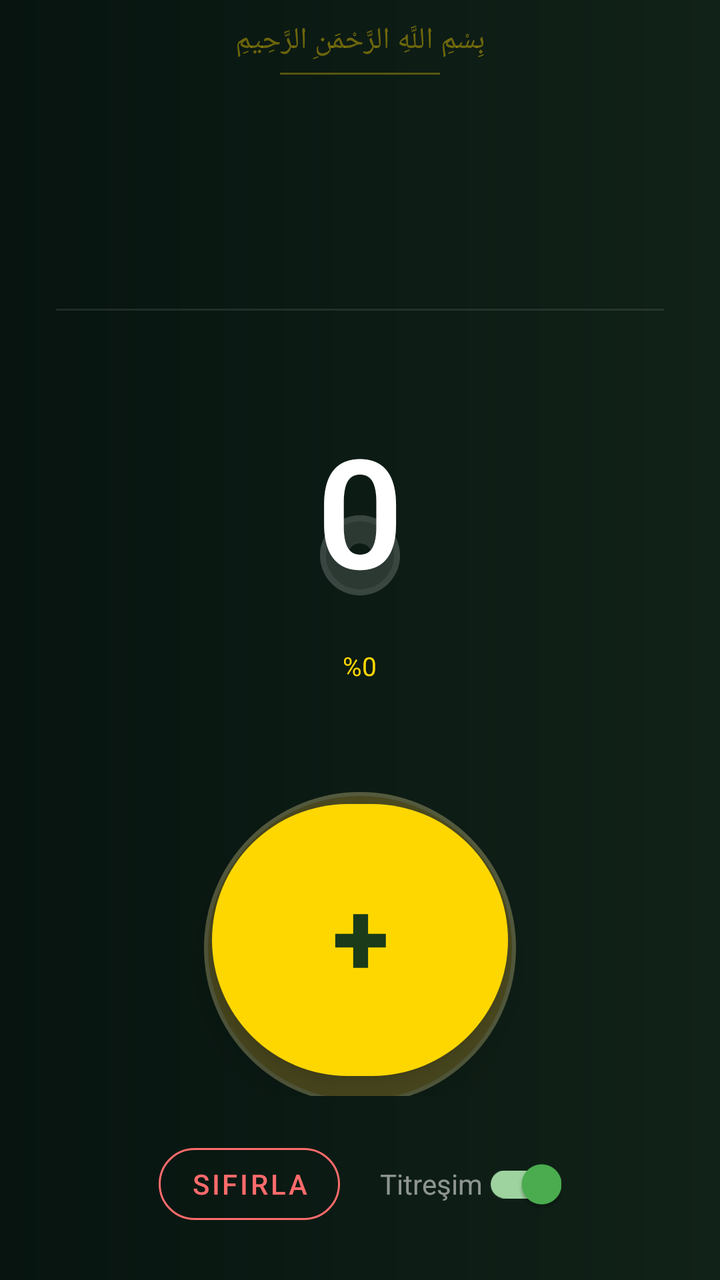
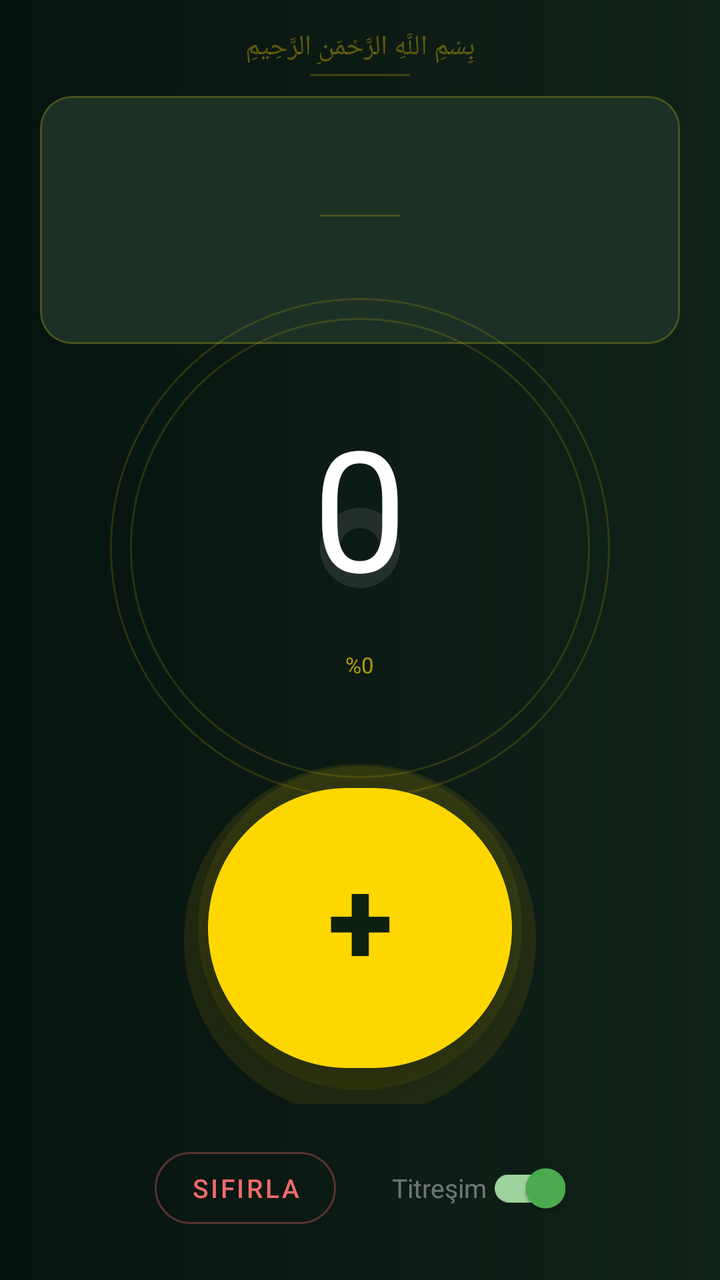

Before-and-after screenshots of an Android layout around one commit, followed by the original layout XML and the change that was made.
<!-- AndroidManifest.xml: application theme Theme.IbadetApp -->
<!-- res/layout/fragment_zikir_counter.xml -->
<?xml version="1.0" encoding="utf-8"?>
<LinearLayout
    xmlns:android="http://schemas.android.com/apk/res/android"
    xmlns:app="http://schemas.android.com/apk/res-auto"
    android:layout_width="match_parent"
    android:layout_height="match_parent"
    android:orientation="vertical"
    android:background="@drawable/bg_tesbih_gradient">

    
    <TextView
        android:layout_width="match_parent"
        android:layout_height="wrap_content"
        android:text="بِسْمِ اللَّهِ الرَّحْمَنِ الرَّحِيمِ"
        android:textSize="15sp"
        android:textColor="#66FFD700"
        android:gravity="center"
        android:paddingTop="10dp"
        android:paddingBottom="6dp"
        android:fontFamily="@font/arabic_font"
        android:textDirection="rtl" />

    
    <View
        android:layout_width="80dp"
        android:layout_height="1dp"
        android:background="#50FFD700"
        android:layout_gravity="center_horizontal"
        android:layout_marginBottom="10dp" />

    
    <LinearLayout
        android:layout_width="match_parent"
        android:layout_height="wrap_content"
        android:orientation="vertical"
        android:paddingHorizontal="28dp"
        android:paddingBottom="10dp"
        android:gravity="center">

        <TextView
            android:id="@+id/tv_zikir_arabic"
            android:layout_width="match_parent"
            android:layout_height="wrap_content"
            android:textSize="30sp"
            android:textColor="#FFFFFF"
            android:gravity="center"
            android:textDirection="rtl"
            android:fontFamily="@font/arabic_font"
            android:lineSpacingMultiplier="1.8" />

        <TextView
            android:id="@+id/tv_zikir_translit"
            android:layout_width="wrap_content"
            android:layout_height="wrap_content"
            android:textSize="20sp"
            android:textStyle="bold"
            android:textColor="#FFD700"
            android:layout_marginTop="8dp"
            android:letterSpacing="0.04" />

        <TextView
            android:id="@+id/tv_zikir_turkish"
            android:layout_width="match_parent"
            android:layout_height="wrap_content"
            android:textSize="13sp"
            android:textColor="#88FFFFFF"
            android:gravity="center"
            android:layout_marginTop="4dp"
            android:lineSpacingMultiplier="1.4" />

    </LinearLayout>

    
    <View
        android:layout_width="match_parent"
        android:layout_height="1dp"
        android:background="#18FFFFFF"
        android:layout_marginHorizontal="28dp"
        android:layout_marginBottom="12dp" />

    
    <FrameLayout
        android:layout_width="match_parent"
        android:layout_height="0dp"
        android:layout_weight="1"
        android:gravity="center">

        
        <com.google.android.material.progressindicator.CircularProgressIndicator
            android:layout_width="240dp"
            android:layout_height="240dp"
            android:layout_gravity="center"
            app:trackThickness="3dp"
            app:indicatorColor="#20FFD700"
            app:trackColor="#10FFFFFF"
            android:progress="100" />

        
        <com.google.android.material.progressindicator.CircularProgressIndicator
            android:id="@+id/progress_bar"
            android:layout_width="210dp"
            android:layout_height="210dp"
            android:layout_gravity="center"
            app:trackThickness="14dp"
            app:indicatorColor="#FFD700"
            app:trackColor="#22FFFFFF"
            app:trackCornerRadius="7dp" />

        
        <LinearLayout
            android:layout_width="wrap_content"
            android:layout_height="wrap_content"
            android:layout_gravity="center"
            android:orientation="vertical"
            android:gravity="center">

            <TextView
                android:id="@+id/tv_current_count"
                android:layout_width="wrap_content"
                android:layout_height="wrap_content"
                android:textSize="76sp"
                android:textStyle="bold"
                android:textColor="#FFFFFF"
                android:fontFamily="sans-serif-light"
                android:text="0"
                android:includeFontPadding="false" />

            <TextView
                android:id="@+id/tv_target_count"
                android:layout_width="wrap_content"
                android:layout_height="wrap_content"
                android:textSize="14sp"
                android:textColor="#88FFFFFF"
                android:gravity="center" />

            <TextView
                android:id="@+id/tv_progress"
                android:layout_width="wrap_content"
                android:layout_height="wrap_content"
                android:textSize="13sp"
                android:textColor="#FFD700"
                android:text="%0"
                android:layout_marginTop="2dp" />

        </LinearLayout>
    </FrameLayout>

    
    <FrameLayout
        android:layout_width="match_parent"
        android:layout_height="wrap_content"
        android:gravity="center"
        android:layout_marginTop="4dp"
        android:layout_marginBottom="16dp">

        <View
            android:layout_width="156dp"
            android:layout_height="156dp"
            android:layout_gravity="center"
            android:background="@drawable/bg_button_gold"
            android:alpha="0.3"
            android:translationY="4dp" />

        <com.google.android.material.button.MaterialButton
            android:id="@+id/btn_count"
            android:layout_width="148dp"
            android:layout_height="148dp"
            android:layout_gravity="center"
            android:text="+"
            android:textSize="52sp"
            android:textColor="#1A3A1A"
            android:textStyle="bold"
            app:backgroundTint="#FFD700"
            app:cornerRadius="74dp"
            android:elevation="12dp"
            android:stateListAnimator="@null"
            android:includeFontPadding="false" />

    </FrameLayout>

    
    <LinearLayout
        android:layout_width="match_parent"
        android:layout_height="wrap_content"
        android:orientation="horizontal"
        android:gravity="center"
        android:paddingHorizontal="28dp"
        android:paddingBottom="24dp"
        android:paddingTop="4dp">

        <com.google.android.material.button.MaterialButton
            android:id="@+id/btn_reset"
            style="@style/Widget.MaterialComponents.Button.OutlinedButton"
            android:layout_width="wrap_content"
            android:layout_height="wrap_content"
            android:text="Sıfırla"
            android:textColor="#FF6B6B"
            android:layout_marginEnd="20dp"
            app:strokeColor="#FF6B6B"
            app:backgroundTint="@android:color/transparent"
            app:cornerRadius="20dp" />

        <com.google.android.material.switchmaterial.SwitchMaterial
            android:id="@+id/btn_vibration"
            android:layout_width="wrap_content"
            android:layout_height="wrap_content"
            android:text="Titreşim"
            android:checked="true"
            android:textColor="#88FFFFFF" />

    </LinearLayout>

</LinearLayout>
<!-- resources referenced by this layout -->
<resources>
  <!-- drawable bg_button_gold (drawable) -->
  <?xml version="1.0" encoding="utf-8"?>
  <shape xmlns:android="http://schemas.android.com/apk/res/android"
      android:shape="oval">
      <gradient
          android:type="radial"
          android:gradientRadius="100%"
          android:startColor="#FFE066"
          android:endColor="#C8960C" />
      <stroke
          android:width="2dp"
          android:color="#FFF0A0" />
  </shape>
  <!-- drawable bg_tesbih_gradient (drawable) -->
  <?xml version="1.0" encoding="utf-8"?>
  <shape xmlns:android="http://schemas.android.com/apk/res/android">
      <gradient
          android:type="linear"
          android:angle="180"
          android:startColor="#112218"
          android:endColor="#071410" />
  </shape>
  <style name="Theme.IbadetApp" parent="Theme.MaterialComponents.DayNight.DarkActionBar">
          <item name="colorPrimary">@color/green_primary</item>
          <item name="colorPrimaryDark">@color/green_dark</item>
          <item name="colorAccent">@color/green_light</item>
          <item name="colorPrimaryVariant">@color/green_dark</item>
          <item name="colorOnPrimary">@color/white</item>
          <item name="colorSecondary">@color/green_light</item>
          <item name="colorOnSecondary">@color/white</item>
          <item name="android:statusBarColor">@color/premium_bg_dark</item>
          <item name="android:navigationBarColor">@color/premium_bg_mid</item>
          <item name="windowActionBar">false</item>
          <item name="windowNoTitle">true</item>
      </style>
  <color name="green_primary">#2E7D32</color>
  <color name="green_dark">#1B5E20</color>
  <color name="green_light">#4CAF50</color>
  <color name="white">#FFFFFF</color>
  <color name="premium_bg_dark">#071410</color>
  <color name="premium_bg_mid">#112218</color>
</resources>

<!-- the commit's change to res/layout/fragment_zikir_counter.xml (unified diff, before → after) -->
@@ -1,99 +1,125 @@
 <?xml version="1.0" encoding="utf-8"?>
-<LinearLayout
+<androidx.constraintlayout.widget.ConstraintLayout
     xmlns:android="http://schemas.android.com/apk/res/android"
     xmlns:app="http://schemas.android.com/apk/res-auto"
     android:layout_width="match_parent"
     android:layout_height="match_parent"
-    android:orientation="vertical"
     android:background="@drawable/bg_tesbih_gradient">
 
     
     <TextView
-        android:layout_width="match_parent"
+        android:id="@+id/tv_bismillah"
+        android:layout_width="wrap_content"
         android:layout_height="wrap_content"
         android:text="بِسْمِ اللَّهِ الرَّحْمَنِ الرَّحِيمِ"
-        android:textSize="15sp"
-        android:textColor="#66FFD700"
+        android:textSize="14sp"
+        android:textColor="#55FFD700"
         android:gravity="center"
-        android:paddingTop="10dp"
-        android:paddingBottom="6dp"
+        android:paddingTop="14dp"
+        android:paddingBottom="4dp"
         android:fontFamily="@font/arabic_font"
-        android:textDirection="rtl" />
-
-    
+        android:textDirection="rtl"
+        app:layout_constraintTop_toTopOf="parent"
+        app:layout_constraintStart_toStartOf="parent"
+        app:layout_constraintEnd_toEndOf="parent" />
+
     <View
-        android:layout_width="80dp"
+        android:id="@+id/line_top"
+        android:layout_width="50dp"
         android:layout_height="1dp"
-        android:background="#50FFD700"
-        android:layout_gravity="center_horizontal"
-        android:layout_marginBottom="10dp" />
-
-    
-    <LinearLayout
-        android:layout_width="match_parent"
-        android:layout_height="wrap_content"
-        android:orientation="vertical"
-        android:paddingHorizontal="28dp"
-        android:paddingBottom="10dp"
-        android:gravity="center">
-
-        <TextView
-            android:id="@+id/tv_zikir_arabic"
+        android:background="#35FFD700"
+        app:layout_constraintTop_toBottomOf="@id/tv_bismillah"
+        app:layout_constraintStart_toStartOf="parent"
+        app:layout_constraintEnd_toEndOf="parent" />
+
+    
+    <com.google.android.material.card.MaterialCardView
+        android:id="@+id/card_zikir_info"
+        android:layout_width="0dp"
+        android:layout_height="wrap_content"
+        android:layout_marginHorizontal="20dp"
+        android:layout_marginTop="10dp"
+        app:cardBackgroundColor="#1C3025"
+        app:cardCornerRadius="16dp"
+        app:cardElevation="0dp"
+        app:strokeColor="#35FFD700"
+        app:strokeWidth="1dp"
+        app:layout_constraintTop_toBottomOf="@id/line_top"
+        app:layout_constraintStart_toStartOf="parent"
+        app:layout_constraintEnd_toEndOf="parent">
+
+        <LinearLayout
             android:layout_width="match_parent"
             android:layout_height="wrap_content"
-            android:textSize="30sp"
-            android:textColor="#FFFFFF"
+            android:orientation="vertical"
             android:gravity="center"
-            android:textDirection="rtl"
-            android:fontFamily="@font/arabic_font"
-            android:lineSpacingMultiplier="1.8" />
-
-        <TextView
-            android:id="@+id/tv_zikir_translit"
-            android:layout_width="wrap_content"
-            android:layout_height="wrap_content"
-            android:textSize="20sp"
-            android:textStyle="bold"
-            android:textColor="#FFD700"
-            android:layout_marginTop="8dp"
-            android:letterSpacing="0.04" />
-
-        <TextView
-            android:id="@+id/tv_zikir_turkish"
-            android:layout_width="match_parent"
-            android:layout_height="wrap_content"
-            android:textSize="13sp"
-            android:textColor="#88FFFFFF"
-            android:gravity="center"
-            android:layout_marginTop="4dp"
-            android:lineSpacingMultiplier="1.4" />
-
-    </LinearLayout>
-
-    
-    <View
-        android:layout_width="match_parent"
-        android:layout_height="1dp"
-        android:background="#18FFFFFF"
-        android:layout_marginHorizontal="28dp"
-        android:layout_marginBottom="12dp" />
+            android:paddingHorizontal="16dp"
+            android:paddingTop="14dp"
+            android:paddingBottom="14dp">
+
+            <TextView
+                android:id="@+id/tv_zikir_arabic"
+                android:layout_width="match_parent"
+                android:layout_height="wrap_content"
+                android:textSize="28sp"
+                android:textColor="#FFFFFFFF"
+                android:gravity="center"
+                android:textDirection="rtl"
+                android:fontFamily="@font/arabic_font"
+                android:lineSpacingMultiplier="1.7" />
+
+            <View
+                android:layout_width="40dp"
+                android:layout_height="1dp"
+                android:background="#30FFD700"
+                android:layout_marginTop="8dp"
+                android:layout_marginBottom="6dp" />
+
+            <TextView
+                android:id="@+id/tv_zikir_translit"
+                android:layout_width="wrap_content"
+                android:layout_height="wrap_content"
+                android:textSize="18sp"
+                android:textStyle="bold"
+                android:textColor="#FFD700"
+                android:letterSpacing="0.05" />
+
+            <TextView
+                android:id="@+id/tv_zikir_turkish"
+                android:layout_width="match_parent"
+                android:layout_height="wrap_content"
+                android:textSize="12sp"
+                android:textColor="#77FFFFFF"
+                android:gravity="center"
+                android:layout_marginTop="3dp" />
+
+        </LinearLayout>
+    </com.google.android.material.card.MaterialCardView>
 
     
     <FrameLayout
-        android:layout_width="match_parent"
-        android:layout_height="0dp"
-        android:layout_weight="1"
-        android:gravity="center">
-
-        
-        <com.google.android.material.progressindicator.CircularProgressIndicator
-            android:layout_width="240dp"
-            android:layout_height="240dp"
-            android:layout_gravity="center"
-            app:trackThickness="3dp"
-            app:indicatorColor="#20FFD700"
-            app:trackColor="#10FFFFFF"
-            android:progress="100" />
+        android:id="@+id/fl_counter"
+        android:layout_width="250dp"
+        android:layout_height="250dp"
+        app:layout_constraintTop_toBottomOf="@id/card_zikir_info"
+        app:layout_constraintBottom_toTopOf="@id/fl_button"
+        app:layout_constraintStart_toStartOf="parent"
+        app:layout_constraintEnd_toEndOf="parent"
+        app:layout_constraintVertical_bias="0.5">
+
+        
+        <View
+            android:layout_width="250dp"
+            android:layout_height="250dp"
+            android:layout_gravity="center"
+            android:background="@drawable/bg_ring_outer" />
+
+        
+        <View
+            android:layout_width="230dp"
+            android:layout_height="230dp"
+            android:layout_gravity="center"
+            android:background="@drawable/bg_ring_outer" />
 
         
         <com.google.android.material.progressindicator.CircularProgressIndicator
@@ -101,10 +127,10 @@
             android:layout_width="210dp"
             android:layout_height="210dp"
             android:layout_gravity="center"
-            app:trackThickness="14dp"
+            app:trackThickness="10dp"
             app:indicatorColor="#FFD700"
-            app:trackColor="#22FFFFFF"
-            app:trackCornerRadius="7dp" />
+            app:trackColor="#18FFFFFF"
+            app:trackCornerRadius="5dp" />
 
         
         <LinearLayout
@@ -118,10 +144,10 @@
                 android:id="@+id/tv_current_count"
                 android:layout_width="wrap_content"
                 android:layout_height="wrap_content"
-                android:textSize="76sp"
+                android:textSize="84sp"
                 android:textStyle="bold"
                 android:textColor="#FFFFFF"
-                android:fontFamily="sans-serif-light"
+                android:fontFamily="sans-serif-thin"
                 android:text="0"
                 android:includeFontPadding="false" />
 
@@ -129,16 +155,16 @@
                 android:id="@+id/tv_target_count"
                 android:layout_width="wrap_content"
                 android:layout_height="wrap_content"
-                android:textSize="14sp"
-                android:textColor="#88FFFFFF"
+                android:textSize="12sp"
+                android:textColor="#60FFFFFF"
                 android:gravity="center" />
 
             <TextView
                 android:id="@+id/tv_progress"
                 android:layout_width="wrap_content"
                 android:layout_height="wrap_content"
-                android:textSize="13sp"
-                android:textColor="#FFD700"
+                android:textSize="11sp"
+                android:textColor="#AAFFD700"
                 android:text="%0"
                 android:layout_marginTop="2dp" />
 
@@ -147,46 +173,63 @@
 
     
     <FrameLayout
-        android:layout_width="match_parent"
-        android:layout_height="wrap_content"
-        android:gravity="center"
-        android:layout_marginTop="4dp"
-        android:layout_marginBottom="16dp">
-
-        <View
-            android:layout_width="156dp"
-            android:layout_height="156dp"
-            android:layout_gravity="center"
-            android:background="@drawable/bg_button_gold"
-            android:alpha="0.3"
-            android:translationY="4dp" />
-
+        android:id="@+id/fl_button"
+        android:layout_width="wrap_content"
+        android:layout_height="wrap_content"
+        android:layout_marginBottom="12dp"
+        app:layout_constraintBottom_toTopOf="@id/ll_controls"
+        app:layout_constraintStart_toStartOf="parent"
+        app:layout_constraintEnd_toEndOf="parent">
+
+        
+        <View
+            android:layout_width="176dp"
+            android:layout_height="176dp"
+            android:layout_gravity="center"
+            android:background="@drawable/bg_button_glow"
+            android:alpha="0.18"
+            android:translationY="6dp" />
+
+        
+        <View
+            android:layout_width="162dp"
+            android:layout_height="162dp"
+            android:layout_gravity="center"
+            android:background="@drawable/bg_button_glow"
+            android:alpha="0.15" />
+
+        
         <com.google.android.material.button.MaterialButton
             android:id="@+id/btn_count"
-            android:layout_width="148dp"
-            android:layout_height="148dp"
+            android:layout_width="152dp"
+            android:layout_height="152dp"
             android:layout_gravity="center"
             android:text="+"
-            android:textSize="52sp"
-            android:textColor="#1A3A1A"
+            android:textSize="60sp"
+            android:textColor="#0D2010"
             android:textStyle="bold"
             app:backgroundTint="#FFD700"
-            app:cornerRadius="74dp"
-            android:elevation="12dp"
+            app:cornerRadius="76dp"
+            android:elevation="14dp"
             android:stateListAnimator="@null"
-            android:includeFontPadding="false" />
+            android:includeFontPadding="false"
+            android:paddingBottom="8dp" />
 
     </FrameLayout>
 
     
     <LinearLayout
-        android:layout_width="match_parent"
+        android:id="@+id/ll_controls"
+        android:layout_width="0dp"
         android:layout_height="wrap_content"
         android:orientation="horizontal"
         android:gravity="center"
-        android:paddingHorizontal="28dp"
-        android:paddingBottom="24dp"
-        android:paddingTop="4dp">
+        android:paddingHorizontal="24dp"
+        android:paddingBottom="22dp"
+        android:paddingTop="6dp"
+        app:layout_constraintBottom_toBottomOf="parent"
+        app:layout_constraintStart_toStartOf="parent"
+        app:layout_constraintEnd_toEndOf="parent">
 
         <com.google.android.material.button.MaterialButton
             android:id="@+id/btn_reset"
@@ -194,11 +237,13 @@
             android:layout_width="wrap_content"
             android:layout_height="wrap_content"
             android:text="Sıfırla"
-            android:textColor="#FF6B6B"
-            android:layout_marginEnd="20dp"
-            app:strokeColor="#FF6B6B"
+            android:textColor="#EE6B6B"
+            android:textSize="13sp"
+            android:layout_marginEnd="28dp"
+            app:strokeColor="#55EE6B6B"
             app:backgroundTint="@android:color/transparent"
-            app:cornerRadius="20dp" />
+            app:cornerRadius="20dp"
+            android:paddingHorizontal="18dp" />
 
         <com.google.android.material.switchmaterial.SwitchMaterial
             android:id="@+id/btn_vibration"
@@ -206,8 +251,9 @@
             android:layout_height="wrap_content"
             android:text="Titreşim"
             android:checked="true"
-            android:textColor="#88FFFFFF" />
+            android:textColor="#66FFFFFF"
+            android:textSize="13sp" />
 
     </LinearLayout>
 
-</LinearLayout>
+</androidx.constraintlayout.widget.ConstraintLayout>
<!-- resource entries referenced after the edit -->
@@ -1,17 +1,19 @@
 <!-- resources referenced by this layout -->
 <resources>
-  <!-- drawable bg_button_gold (drawable) -->
+  <!-- drawable bg_button_glow (drawable) -->
   <?xml version="1.0" encoding="utf-8"?>
   <shape xmlns:android="http://schemas.android.com/apk/res/android"
       android:shape="oval">
-      <gradient
-          android:type="radial"
-          android:gradientRadius="100%"
-          android:startColor="#FFE066"
-          android:endColor="#C8960C" />
+      <solid android:color="#80FFD700" />
+  </shape>
+  <!-- drawable bg_ring_outer (drawable) -->
+  <?xml version="1.0" encoding="utf-8"?>
+  <shape xmlns:android="http://schemas.android.com/apk/res/android"
+      android:shape="oval">
+      <solid android:color="@android:color/transparent" />
       <stroke
-          android:width="2dp"
-          android:color="#FFF0A0" />
+          android:width="1dp"
+          android:color="#25FFD700" />
   </shape>
   <!-- drawable bg_tesbih_gradient (drawable) -->
   <?xml version="1.0" encoding="utf-8"?>
